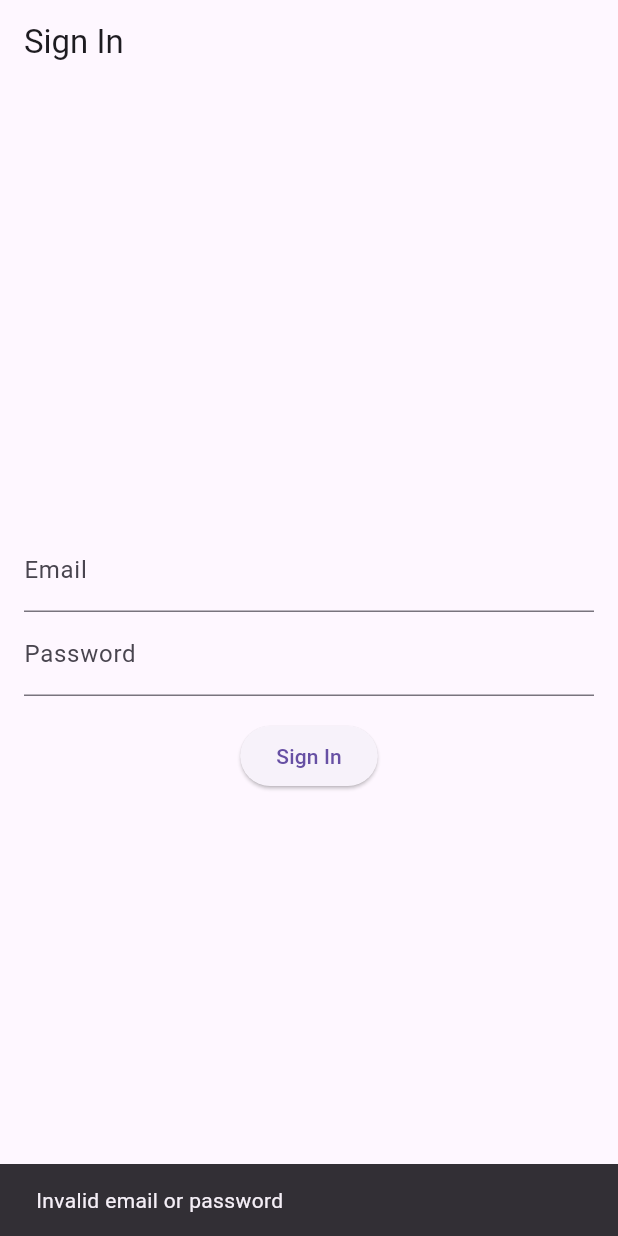
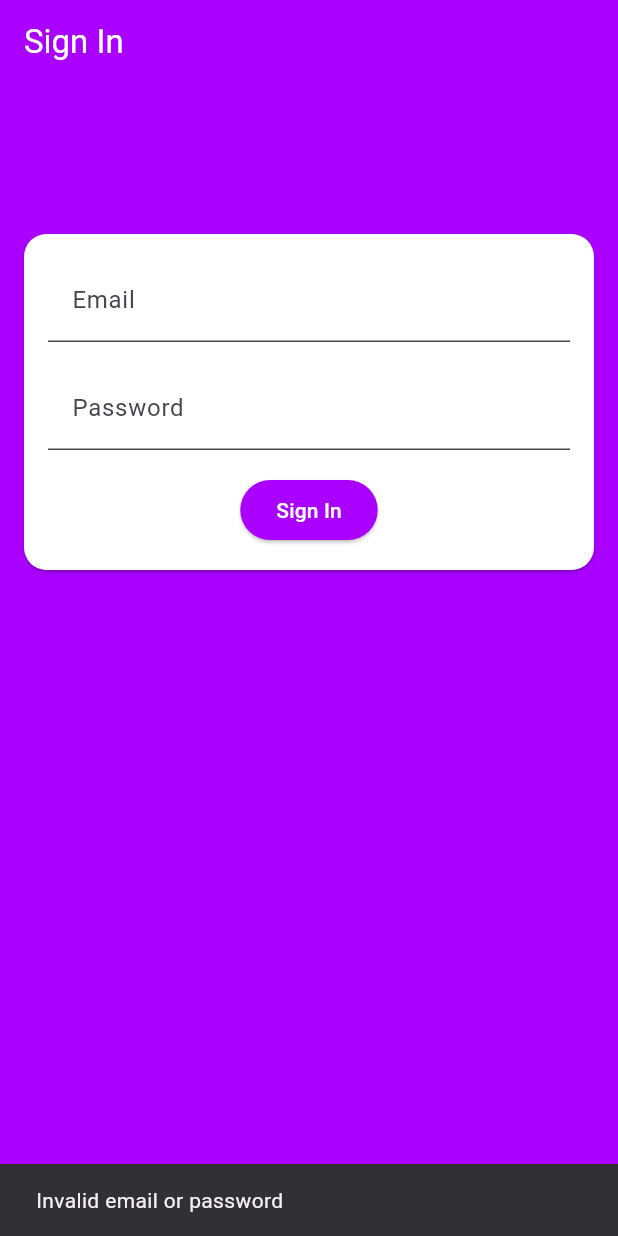
Before and after one commit to Almasikk/practice-8-9, a Flutter app: the screen it shows after launch, after a tap on "Sign In", on a phone screen of 412 x 824 dp. Run offline on Flutter 3.47's test engine with Material 3 defaults, Android fonts, the phone set to English and light mode, and no system bars; our stand-ins replace bloc, dio, firebase_core, firebase_messaging, flutter_bloc, lottie and 2 more; missing offline and left inert: qr_code_scanner; accounts and stored records are empty; generated files the repository leaves out were written again.

Commit message:
added sharedpref, splash and fb notifications

```diff
--- /dev/null
+++ b/lib/data/firebase_api.dart
@@ -0,0 +1,11 @@
+import 'package:firebase_messaging/firebase_messaging.dart';
+
+class FirebaseApi {
+  final _firebaseMessaging = FirebaseMessaging.instance;
+
+  Future<void> initNotifications() async {
+    await _firebaseMessaging.requestPermission();
+    final fcmToken = await _firebaseMessaging.getToken();
+    print('token: $fcmToken');
+  }
+}
--- a/lib/main.dart
+++ b/lib/main.dart
@@ -1,13 +1,20 @@
 import 'package:dio/dio.dart';
+import 'package:firebase_core/firebase_core.dart';
 import 'package:flutter/material.dart';
 import 'package:flutter_bloc/flutter_bloc.dart';
 import 'package:practice9/data/api_client.dart';
 import 'package:practice9/data/auth_repository.dart';
+import 'package:practice9/data/firebase_api.dart';
+import 'package:practice9/firebase_options.dart';
 import 'package:practice9/presentation/bloc/auth_bloc/auth_bloc.dart';
 import 'package:practice9/presentation/bloc/navigation_bloc/navigation_bloc.dart';
 import 'package:practice9/presentation/screens/signin_screen.dart';
+import 'package:practice9/presentation/screens/splash_screen.dart';
 
-void main() {
+void main() async {
+  WidgetsFlutterBinding.ensureInitialized();
+  await Firebase.initializeApp(options: DefaultFirebaseOptions.currentPlatform);
+  await FirebaseApi().initNotifications();
   runApp(MainApp());
 }
 
@@ -35,9 +42,9 @@ class MainApp extends StatelessWidget {
           create: (_) => navigationBloc,
         ),
       ],
-      child: MaterialApp(
+      child: const MaterialApp(
         debugShowCheckedModeBanner: false,
-        home: SignInPage(),
+        home: SplashScreen(),
       ),
     );
   }
--- a/lib/presentation/screens/signin_screen.dart
+++ b/lib/presentation/screens/signin_screen.dart
@@ -2,6 +2,7 @@ import 'package:flutter/material.dart';
 import 'package:flutter_bloc/flutter_bloc.dart';
 import 'package:practice9/presentation/bloc/auth_bloc/auth_bloc.dart';
 import 'package:practice9/presentation/widgets/bottom_navbar.dart';
+import 'package:shared_preferences/shared_preferences.dart';
 
 class SignInPage extends StatelessWidget {
   final TextEditingController emailController = TextEditingController();
@@ -13,9 +14,19 @@ class SignInPage extends StatelessWidget {
   Widget build(BuildContext context) {
     return Scaffold(
       appBar: AppBar(
-        title: const Text('Sign In'),
+        title: const Text('Sign In', style: TextStyle(color: Colors.white)),
+        backgroundColor: Colors.purpleAccent.shade700,
       ),
-      body: Padding(
+      backgroundColor: Colors.purpleAccent.shade700,
+      body: SingleChildScrollView(
+        child: Card(
+          color: Colors.white,
+          margin: const EdgeInsets.fromLTRB(16, 100, 16, 100),
+          elevation: 1,
+          shape: RoundedRectangleBorder(
+            borderRadius: BorderRadius.circular(15.0),
+          ),
+          child: Padding(
             padding: const EdgeInsets.all(16.0),
             child: Column(
               mainAxisAlignment: MainAxisAlignment.center,
@@ -23,15 +34,29 @@ class SignInPage extends StatelessWidget {
               children: [
                 TextField(
                   controller: emailController,
-              decoration: const InputDecoration(labelText: 'Email'),
+                  decoration: const InputDecoration(
+                    labelText: 'Email',
+                    fillColor: Colors.white,
+                    filled: true,
                   ),
+                ),
+                const SizedBox(height: 16),
                 TextField(
                   controller: passwordController,
-              decoration: const InputDecoration(labelText: 'Password'),
+                  decoration: const InputDecoration(
+                    labelText: 'Password',
+                    fillColor: Colors.white,
+                    filled: true,
+                  ),
                   obscureText: true,
                 ),
                 const SizedBox(height: 16),
                 ElevatedButton(
+                  style: ButtonStyle(
+                    backgroundColor: MaterialStateProperty.all(
+                      Colors.purpleAccent.shade700,
+                    ),
+                  ),
                   onPressed: () async {
                     FocusScope.of(context).unfocus();
                     final email = emailController.text;
@@ -39,6 +64,10 @@ class SignInPage extends StatelessWidget {
                     if (email.isNotEmpty && password == 'test') {
                       context.read<AuthBloc>().add(
                             SignInEvent(email: email, password: password),
+                          );
+                      saveUserDataToSharedPreferences(
+                        email: email,
+                        password: password,
                       );
                     } else {
                       ScaffoldMessenger.of(context).showSnackBar(
@@ -48,7 +77,12 @@ class SignInPage extends StatelessWidget {
                       );
                     }
                   },
-              child: const Text('Sign In'),
+                  child: const Text(
+                    'Sign In',
+                    style: TextStyle(
+                      color: Colors.white,
+                    ),
+                  ),
                 ),
                 BlocBuilder<AuthBloc, AuthState>(
                   builder: (context, state) {
@@ -84,6 +118,17 @@ class SignInPage extends StatelessWidget {
               ],
             ),
           ),
+        ),
+      ),
     );
   }
+
+  Future<void> saveUserDataToSharedPreferences({
+    required String email,
+    required String password,
+  }) async {
+    final SharedPreferences prefs = await SharedPreferences.getInstance();
+    prefs.setString('email', email);
+    prefs.setString('password', password);
   }
+}
--- /dev/null
+++ b/lib/presentation/screens/splash_screen.dart
@@ -0,0 +1,27 @@
+import 'package:flutter/material.dart';
+import 'package:practice9/presentation/screens/signin_screen.dart';
+
+class SplashScreen extends StatelessWidget {
+  const SplashScreen({Key? key}) : super(key: key);
+
+  @override
+  Widget build(BuildContext context) {
+    return Scaffold(
+      body: FutureBuilder(
+        future: Future.delayed(const Duration(seconds: 1)),
+        builder: (context, snapshot) {
+          if (snapshot.connectionState == ConnectionState.done) {
+            return SignInPage();
+          } else {
+            return const Center(
+              child: Text(
+                'Your Splash Screen',
+                style: TextStyle(fontSize: 24.0),
+              ),
+            );
+          }
+        },
+      ),
+    );
+  }
+}
--- a/pubspec.yaml
+++ b/pubspec.yaml
@@ -19,6 +19,9 @@ dependencies:
   logger: any
   qr_code_scanner: ^1.0.1
   url_launcher: ^6.1.11
+  shared_preferences: ^2.2.2
+  firebase_core: ^2.22.0
+  firebase_messaging: ^14.7.4
 
 dev_dependencies:
   flutter_test:
```
Also changed, not shown: lib/presentation/screens/home_screen.dart (+26 -27 lines), lib/presentation/widgets/bottom_navbar.dart (+1 -7 lines), lib/firebase_options.dart (added), notification.png (added), pubspec.lock, 6 other files. Lines whose indentation alone changed are shown as unchanged.
